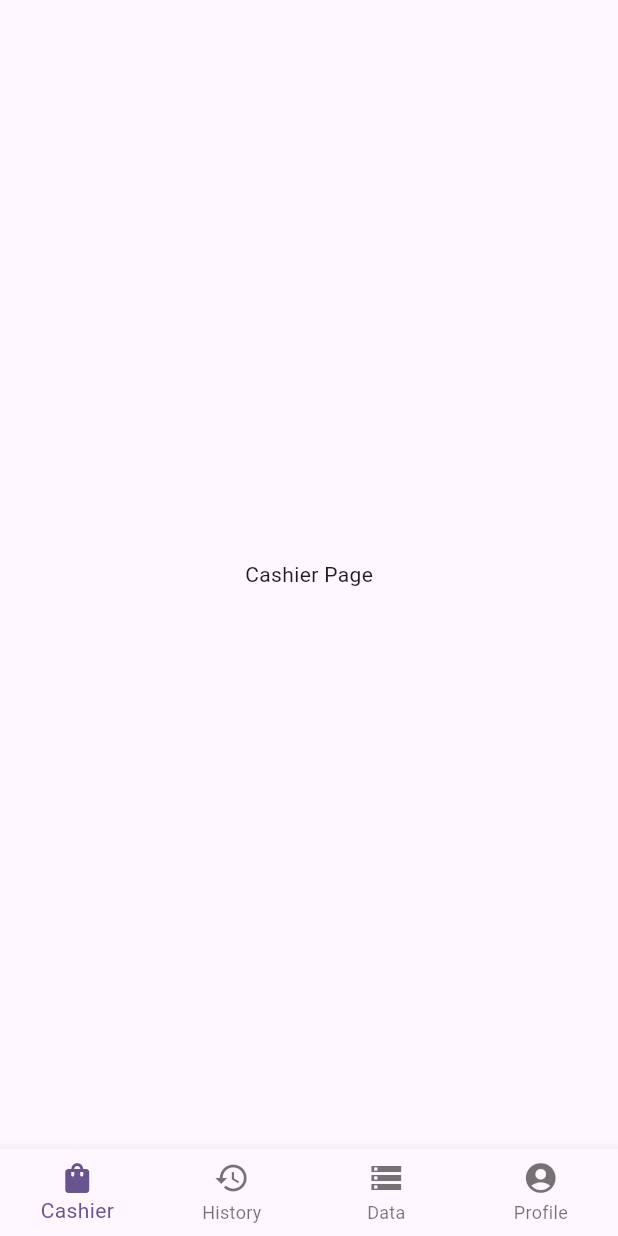
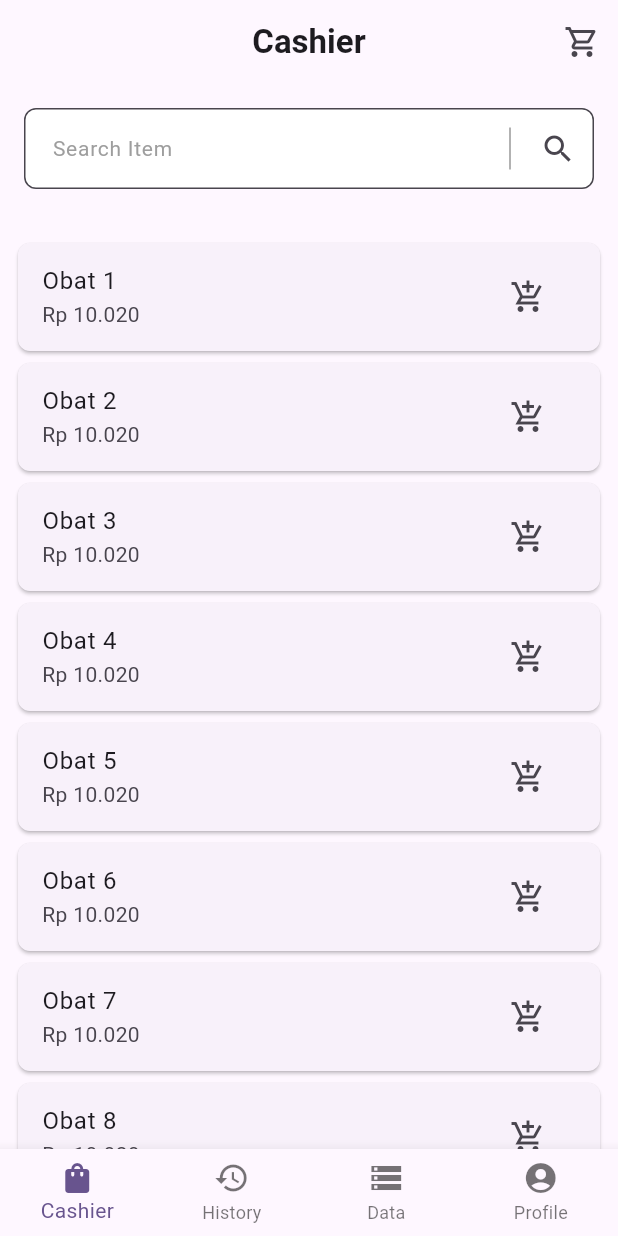
Before and after one commit to yafizh/mitra_cempaka, a Flutter app: the HomePage screen opened directly, on a phone screen of 412 x 824 dp. Run offline on Flutter 3.47's test engine with Material 3 defaults, Android fonts, the phone set to English and light mode, and no system bars; our stand-ins replace shared_preferences; accounts and stored records are empty.

Commit message:
cashier page and drug model

```diff
--- a/lib/main.dart
+++ b/lib/main.dart
@@ -1,5 +1,4 @@
 import 'package:flutter/material.dart';
-import 'package:mitra_cempaka/pages/login_page.dart';
 import 'package:mitra_cempaka/pages/splashscreen.dart';
 
 void main() {
--- /dev/null
+++ b/lib/models/drug.dart
@@ -0,0 +1,6 @@
+class Drug {
+  String name;
+  int price;
+
+  Drug(this.name, this.price);
+}
--- /dev/null
+++ b/lib/pages/cashier_page.dart
@@ -0,0 +1,102 @@
+import 'dart:math';
+
+import 'package:flutter/material.dart';
+import 'package:intl/intl.dart';
+import 'package:mitra_cempaka/models/drug.dart';
+
+class CashierPage extends StatelessWidget {
+  CashierPage({super.key});
+
+  List<Drug> drugs = [];
+
+  @override
+  Widget build(BuildContext context) {
+    for (int i = 1; i <= 20; i++) {
+      drugs.add(Drug("Obat $i", Random().nextInt(100) + 10000));
+    }
+
+    return Scaffold(
+      appBar: AppBar(
+        title: Text("Cashier", style: TextStyle(fontWeight: FontWeight.bold)),
+        centerTitle: true,
+        actions: [
+          IconButton(
+            onPressed: () {
+              // Navigator.of(
+              //   context,
+              // ).push(MaterialPageRoute(builder: (context) => const CartPage()));
+            },
+            icon: Icon(Icons.shopping_cart_outlined),
+          ),
+        ],
+      ),
+      body: Column(
+        children: [
+          Padding(
+            padding: const EdgeInsets.all(16.0),
+            child: TextField(
+              decoration: InputDecoration(
+                filled: true,
+                fillColor: Colors.white,
+                contentPadding: const EdgeInsets.all(15),
+                hintText: 'Search Item',
+                hintStyle: const TextStyle(color: Colors.grey, fontSize: 14),
+                suffixIcon: SizedBox(
+                  width: 100,
+                  child: IntrinsicHeight(
+                    child: Row(
+                      mainAxisAlignment: MainAxisAlignment.end,
+                      children: [
+                        const VerticalDivider(
+                          color: Colors.black,
+                          indent: 10,
+                          endIndent: 10,
+                          thickness: 0.4,
+                        ),
+                        IconButton(onPressed: () {}, icon: Icon(Icons.search)),
+                      ],
+                    ),
+                  ),
+                ),
+                border: OutlineInputBorder(
+                  borderRadius: BorderRadius.circular(8),
+                ),
+              ),
+            ),
+          ),
+          SizedBox(height: 16),
+          Expanded(
+            child: Padding(
+              padding: const EdgeInsets.symmetric(horizontal: 8.0),
+              child: ListView.builder(
+                itemCount: drugs.length,
+                itemBuilder: (BuildContext context, int index) {
+                  return Card(
+                    // margin: EdgeInsets.all(0),
+                    shape: RoundedRectangleBorder(
+                      borderRadius: BorderRadius.circular(8.0),
+                    ),
+                    child: ListTile(
+                      title: Text(drugs[index].name),
+                      subtitle: Text(
+                        NumberFormat.currency(
+                          locale: 'id_ID',
+                          symbol: 'Rp ',
+                          decimalDigits: 0,
+                        ).format(drugs[index].price),
+                      ),
+                      trailing: IconButton(
+                        onPressed: () {},
+                        icon: Icon(Icons.add_shopping_cart_sharp),
+                      ),
+                    ),
+                  );
+                },
+              ),
+            ),
+          ),
+        ],
+      ),
+    );
+  }
+}
--- a/lib/pages/home_page.dart
+++ b/lib/pages/home_page.dart
@@ -1,4 +1,5 @@
 import 'package:flutter/material.dart';
+import 'package:mitra_cempaka/pages/cashier_page.dart';
 import 'package:mitra_cempaka/pages/setting_page.dart';
 
 class HomePage extends StatefulWidget {
@@ -10,7 +11,7 @@ class HomePage extends StatefulWidget {
 
 class _HomePageState extends State<HomePage> {
   final _pages = [
-    Center(child: Text('Cashier Page')),
+    CashierPage(),
     Center(child: Text('History Page')),
     Center(child: Text('Data Page')),
     SettingPage(),
--- a/pubspec.yaml
+++ b/pubspec.yaml
@@ -35,6 +35,7 @@ dependencies:
   # Use with the CupertinoIcons class for iOS style icons.
   cupertino_icons: ^1.0.8
   shared_preferences: ^2.5.3
+  intl: ^0.20.2
 
 dev_dependencies:
   flutter_test:
```
Also changed, not shown: pubspec.lock.
